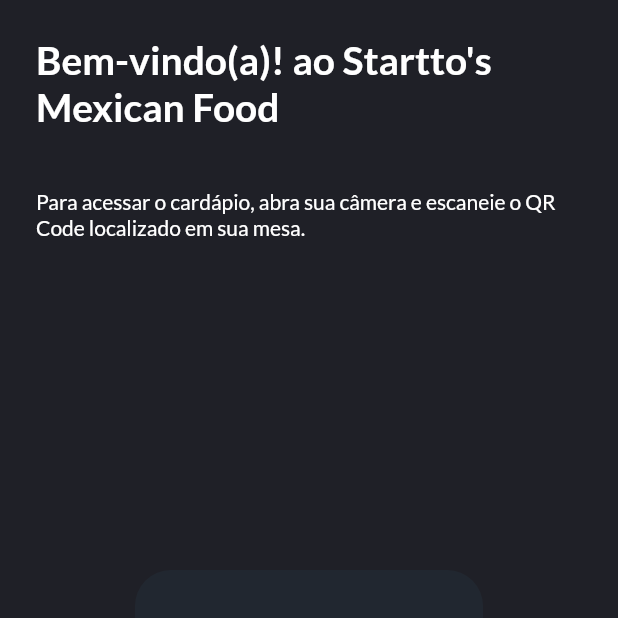
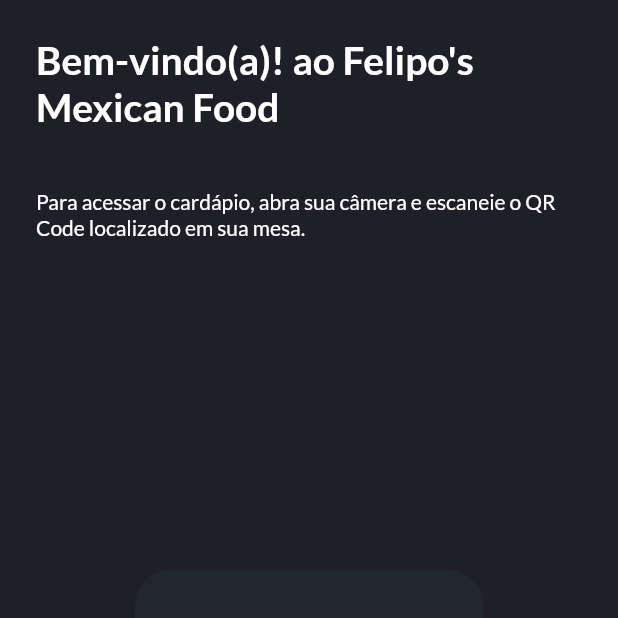
Before and after one commit to felipecastrosales/menu_app, a Flutter app: the screen it shows after launch, on a phone screen of 412 x 824 dp, the top half of it. Run offline on Flutter 3.47's test engine with Material 2 defaults, Android fonts, the phone set to English and light mode, and no system bars; our stand-ins replace auto_animated, brasil_fields, diacritic, dio, either_dart, equatable and 4 more.

Commit message:
chore: update dio and update project naming

```diff
--- a/lib/features/home/pages/home/tabs/home/home_tab.dart
+++ b/lib/features/home/pages/home/tabs/home/home_tab.dart
@@ -38,7 +38,7 @@
         ),
         children: [
           const CorePageTitle(
-            title: 'Startto\'s Mexican Food',
+            title: 'Felipo\'s Mexican Food',
           ),
           Consumer<HomeTabController>(
             builder: (_, __, ___) {
--- a/lib/features/scan/pages/scan/scan_page.dart
+++ b/lib/features/scan/pages/scan/scan_page.dart
@@ -19,7 +19,7 @@
             crossAxisAlignment: CrossAxisAlignment.stretch,
             children: [
               const CorePageTitle(
-                title: 'Bem-vindo(a)! ao Startto\'s Mexican Food',
+                title: 'Bem-vindo(a)! ao Felipo\'s Mexican Food',
               ),
               const Padding(
                 padding: EdgeInsets.symmetric(horizontal: 24, vertical: 32),
--- a/lib/main.dart
+++ b/lib/main.dart
@@ -21,7 +21,7 @@
     return ChangeNotifierProvider(
       create: (_) => CartController(cartRepository: getIt()),
       child: MaterialApp.router(
-        title: 'Startto\'s Menu',
+        title: 'Felipo\'s Menu',
         debugShowCheckedModeBanner: false,
         theme: ThemeData(
           scaffoldBackgroundColor: const Color(0xff1f2027),
```
Also changed, not shown: lib/core/injections/injections.dart (+1 -1 lines), 2 other files.
